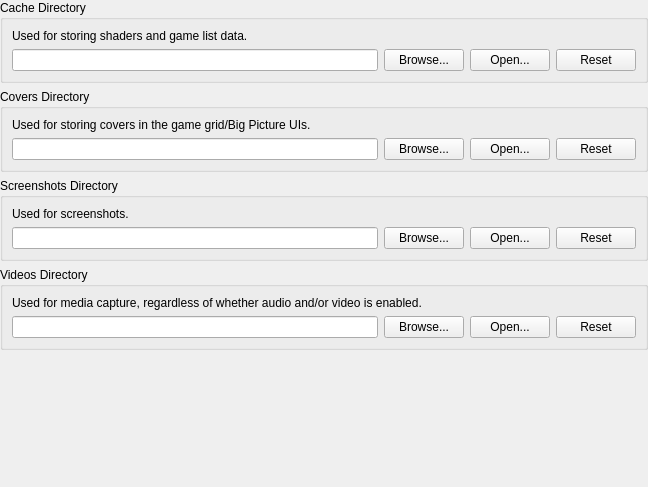
Before: the Qt Designer form src/duckstation-qt/foldersettingswidget.ui in stenzek/duckstation, drawn with Qt 5.
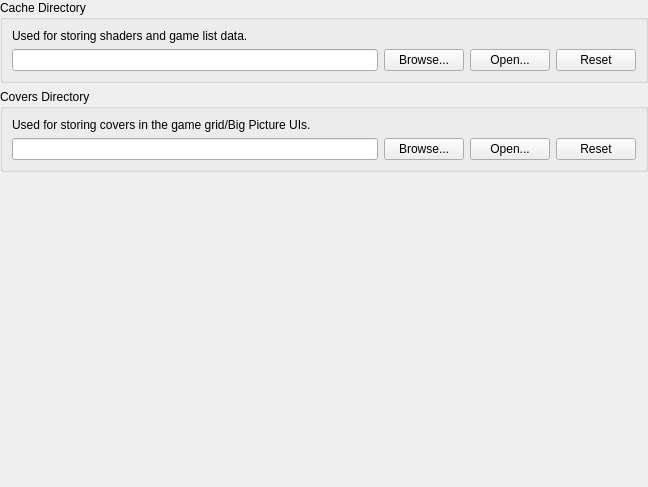
After: the same form once the commit is applied.

Commit message: Qt: Move screenshot/capture directories to Capture Settings

Diff of the .ui file:
```diff
--- a/src/duckstation-qt/foldersettingswidget.ui
+++ b/src/duckstation-qt/foldersettingswidget.ui
@@ -103,86 +103,6 @@
      </layout>
     </widget>
    </item>
-   <item>
-    <widget class="QGroupBox" name="groupBox">
-     <property name="title">
-      <string>Screenshots Directory</string>
-     </property>
-     <layout class="QGridLayout" name="gridLayout">
-      <item row="0" column="0" colspan="4">
-       <widget class="QLabel" name="label">
-        <property name="text">
-         <string>Used for screenshots.</string>
-        </property>
-       </widget>
-      </item>
-      <item row="1" column="0">
-       <widget class="QLineEdit" name="screenshots"/>
-      </item>
-      <item row="1" column="1">
-       <widget class="QPushButton" name="screenshotsBrowse">
-        <property name="text">
-         <string>Browse...</string>
-        </property>
-       </widget>
-      </item>
-      <item row="1" column="2">
-       <widget class="QPushButton" name="screenshotsOpen">
-        <property name="text">
-         <string>Open...</string>
-        </property>
-       </widget>
-      </item>
-      <item row="1" column="3">
-       <widget class="QPushButton" name="screenshotsReset">
-        <property name="text">
-         <string>Reset</string>
-        </property>
-       </widget>
-      </item>
-     </layout>
-    </widget>
-   </item>
-   <item>
-    <widget class="QGroupBox" name="groupBox_5">
-     <property name="title">
-      <string>Videos Directory</string>
-     </property>
-     <layout class="QGridLayout" name="gridLayout_5">
-      <item row="0" column="0" colspan="4">
-       <widget class="QLabel" name="label_5">
-        <property name="text">
-         <string>Used for media capture, regardless of whether audio and/or video is enabled.</string>
-        </property>
-       </widget>
-      </item>
-      <item row="1" column="0">
-       <widget class="QLineEdit" name="videos"/>
-      </item>
-      <item row="1" column="1">
-       <widget class="QPushButton" name="videosBrowse">
-        <property name="text">
-         <string>Browse...</string>
-        </property>
-       </widget>
-      </item>
-      <item row="1" column="2">
-       <widget class="QPushButton" name="videosOpen">
-        <property name="text">
-         <string>Open...</string>
-        </property>
-       </widget>
-      </item>
-      <item row="1" column="3">
-       <widget class="QPushButton" name="videosReset">
-        <property name="text">
-         <string>Reset</string>
-        </property>
-       </widget>
-      </item>
-     </layout>
-    </widget>
-   </item>
    <item>
     <spacer name="verticalSpacer">
      <property name="orientation">
```
The commit also changes 3 other files.
